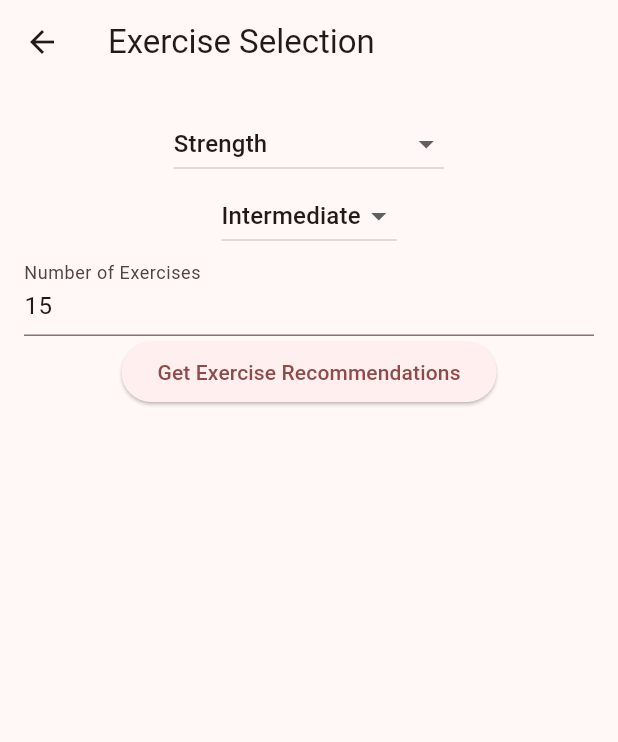
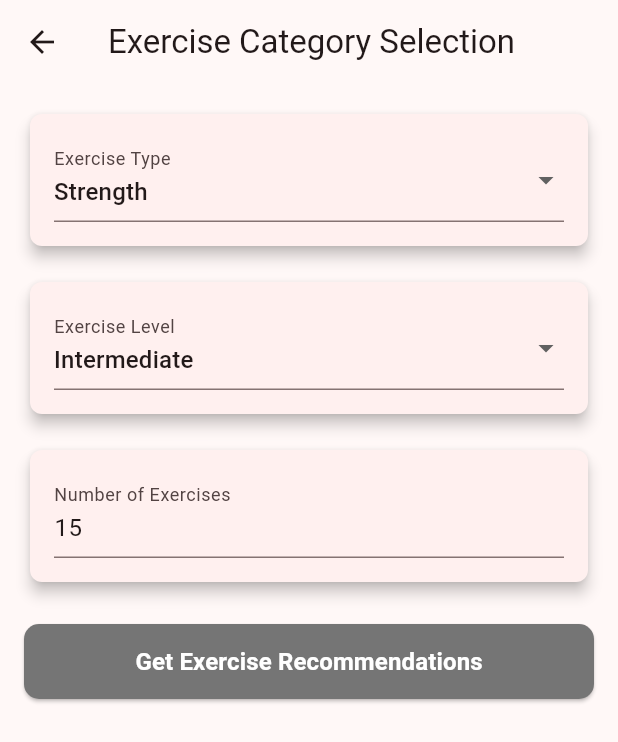
Before and after one commit to habray-99/fyp, a Flutter app: the ExerciseSelectionPage screen opened directly, on a phone screen of 412 x 824 dp. Shown: the top 742 px of the screen. Run offline on Flutter 3.47's test engine with Material 3 defaults, Android fonts, the phone set to English and light mode, and no system bars; our stand-ins replace cached_network_image, flutter_signin_button, flutter_svg, get, get_storage, image_picker; missing offline and left inert: esewa_flutter_sdk, khalti_flutter, simple_fontellico_progress_dialog; accounts and stored records are empty; network calls fail; Roboto replaces fonts that are missing (WorkSans).

Commit message:
Update function to handle edge cases

```diff
--- a/lib/views/dashboard/exercise_selection_page.dart
+++ b/lib/views/dashboard/exercise_selection_page.dart
@@ -1,8 +1,99 @@
+// import 'package:flutter/material.dart';
+// import 'package:flutter/services.dart';
+// import 'package:get/get.dart';
+
+// import '../../controller/dashboard/exercise_controller.dart'; // Adjust the import path as necessary
+
+// class ExerciseSelectionPage extends StatelessWidget {
+//   final ExerciseSelectionController controller =
+//       Get.put(ExerciseSelectionController());
+
+//   ExerciseSelectionPage({super.key});
+
+//   @override
+//   Widget build(BuildContext context) {
+//     return Scaffold(
+//       appBar: AppBar(
+//         title: const Text('Exercise Selection'),
+//       ),
+//       body: Padding(
+//         padding: const EdgeInsets.all(16.0),
+//         child: Column(
+//           children: [
+//             DropdownButton<String>(
+//               value: controller.exerciseType.value,
+//               onChanged: (String? newValue) {
+//                 controller.updateExerciseType(newValue!);
+//               },
+//               items: <String>[
+//                 'Strength',
+//                 'Plyometrics',
+//                 'Cardio',
+//                 'Stretching',
+//                 'Powerlifting',
+//                 'Strongman',
+//                 'Olympic Weightlifting'
+//               ].map<DropdownMenuItem<String>>((String value) {
+//                 return DropdownMenuItem<String>(
+//                   value: value,
+//                   child: Text(value),
+//                 );
+//               }).toList(),
+//             ),
+//             DropdownButton<String>(
+//               value: controller.exerciseLevel.value,
+//               onChanged: (String? newValue) {
+//                 controller.updateExerciseLevel(newValue!);
+//               },
+//               items: <String>['Intermediate', 'Beginner', 'Expert']
+//                   .map<DropdownMenuItem<String>>((String value) {
+//                 return DropdownMenuItem<String>(
+//                   value: value,
+//                   child: Text(value),
+//                 );
+//               }).toList(),
+//             ),
+//             TextField(
+//               controller: TextEditingController(
+//                   text: controller.numberOfExercises.value.toString()),
+//               keyboardType: TextInputType.number, // Set keyboard type to number
+//               inputFormatters: [
+//                 FilteringTextInputFormatter
+//                     .digitsOnly, // Ensure only digits are entered
+//               ],
+//               decoration: const InputDecoration(
+//                 labelText: 'Number of Exercises',
+//               ),
+//               onChanged: (value) {
+//                 // Check if the value is not empty before parsing it to an integer
+//                 if (value.isNotEmpty) {
+//                   controller.numberOfExercises.value = int.parse(value);
+//                 } else {
+//                   // If the value is empty, reset the numberOfExercises to a default value or 0
+//                   controller.numberOfExercises.value =
+//                       0; // or any default value you prefer
+//                 }
+//               },
+//             ),
+//             ElevatedButton(
+//               onPressed: () {
+//                 controller.onSubmit();
+//               },
+//               child: const Text('Get Exercise Recommendations'),
+//             ),
+//           ],
+//         ),
+//       ),
+//     );
+//   }
+// }
+
 import 'package:flutter/material.dart';
 import 'package:flutter/services.dart';
+import 'package:fyp/widgets/custom/custom_elevated_button.dart';
 import 'package:get/get.dart';
 
-import '../../controller/dashboard/exercise_controller.dart'; // Adjust the import path as necessary
+import '../../controller/dashboard/exercise_controller.dart';
 
 class ExerciseSelectionPage extends StatelessWidget {
   final ExerciseSelectionController controller =
@@ -14,17 +105,27 @@ class ExerciseSelectionPage extends StatelessWidget {
   Widget build(BuildContext context) {
     return Scaffold(
       appBar: AppBar(
-        title: const Text('Exercise Selection'),
+        title: const Text('Exercise Category Selection'),
       ),
       body: Padding(
         padding: const EdgeInsets.all(16.0),
         child: Column(
           children: [
-            DropdownButton<String>(
+            Card(
+              elevation: 4.0,
+              shape: RoundedRectangleBorder(
+                borderRadius: BorderRadius.circular(8.0),
+              ),
+              child: Padding(
+                padding: const EdgeInsets.all(16.0),
+                child: DropdownButtonFormField<String>(
                   value: controller.exerciseType.value,
                   onChanged: (String? newValue) {
                     controller.updateExerciseType(newValue!);
                   },
+                  decoration: const InputDecoration(
+                    labelText: 'Exercise Type',
+                  ),
                   items: <String>[
                     'Strength',
                     'Plyometrics',
@@ -40,11 +141,24 @@ class ExerciseSelectionPage extends StatelessWidget {
                     );
                   }).toList(),
                 ),
-            DropdownButton<String>(
+              ),
+            ),
+            const SizedBox(height: 16.0),
+            Card(
+              elevation: 4.0,
+              shape: RoundedRectangleBorder(
+                borderRadius: BorderRadius.circular(8.0),
+              ),
+              child: Padding(
+                padding: const EdgeInsets.all(16.0),
+                child: DropdownButtonFormField<String>(
                   value: controller.exerciseLevel.value,
                   onChanged: (String? newValue) {
                     controller.updateExerciseLevel(newValue!);
                   },
+                  decoration: const InputDecoration(
+                    labelText: 'Exercise Level',
+                  ),
                   items: <String>['Intermediate', 'Beginner', 'Expert']
                       .map<DropdownMenuItem<String>>((String value) {
                     return DropdownMenuItem<String>(
@@ -53,33 +167,40 @@ class ExerciseSelectionPage extends StatelessWidget {
                     );
                   }).toList(),
                 ),
-            TextField(
+              ),
+            ),
+            const SizedBox(height: 16.0),
+            Card(
+              elevation: 4.0,
+              shape: RoundedRectangleBorder(
+                borderRadius: BorderRadius.circular(8.0),
+              ),
+              child: Padding(
+                padding: const EdgeInsets.all(16.0),
+                child: TextFormField(
                   controller: TextEditingController(
                       text: controller.numberOfExercises.value.toString()),
-              keyboardType: TextInputType.number, // Set keyboard type to number
-              inputFormatters: [
-                FilteringTextInputFormatter
-                    .digitsOnly, // Ensure only digits are entered
-              ],
+                  keyboardType: TextInputType.number,
+                  inputFormatters: [FilteringTextInputFormatter.digitsOnly],
                   decoration: const InputDecoration(
                     labelText: 'Number of Exercises',
                   ),
                   onChanged: (value) {
-                // Check if the value is not empty before parsing it to an integer
                     if (value.isNotEmpty) {
                       controller.numberOfExercises.value = int.parse(value);
                     } else {
-                  // If the value is empty, reset the numberOfExercises to a default value or 0
-                  controller.numberOfExercises.value =
-                      0; // or any default value you prefer
+                      controller.numberOfExercises.value = 0;
                     }
                   },
                 ),
-            ElevatedButton(
-              onPressed: () {
+              ),
+            ),
+            const SizedBox(height: 24.0),
+            CustomElevatedButton(
+              onTap: () {
                 controller.onSubmit();
               },
-              child: const Text('Get Exercise Recommendations'),
+              title: 'Get Exercise Recommendations',
             ),
           ],
         ),
```
Lines whose indentation alone changed are shown as unchanged.
